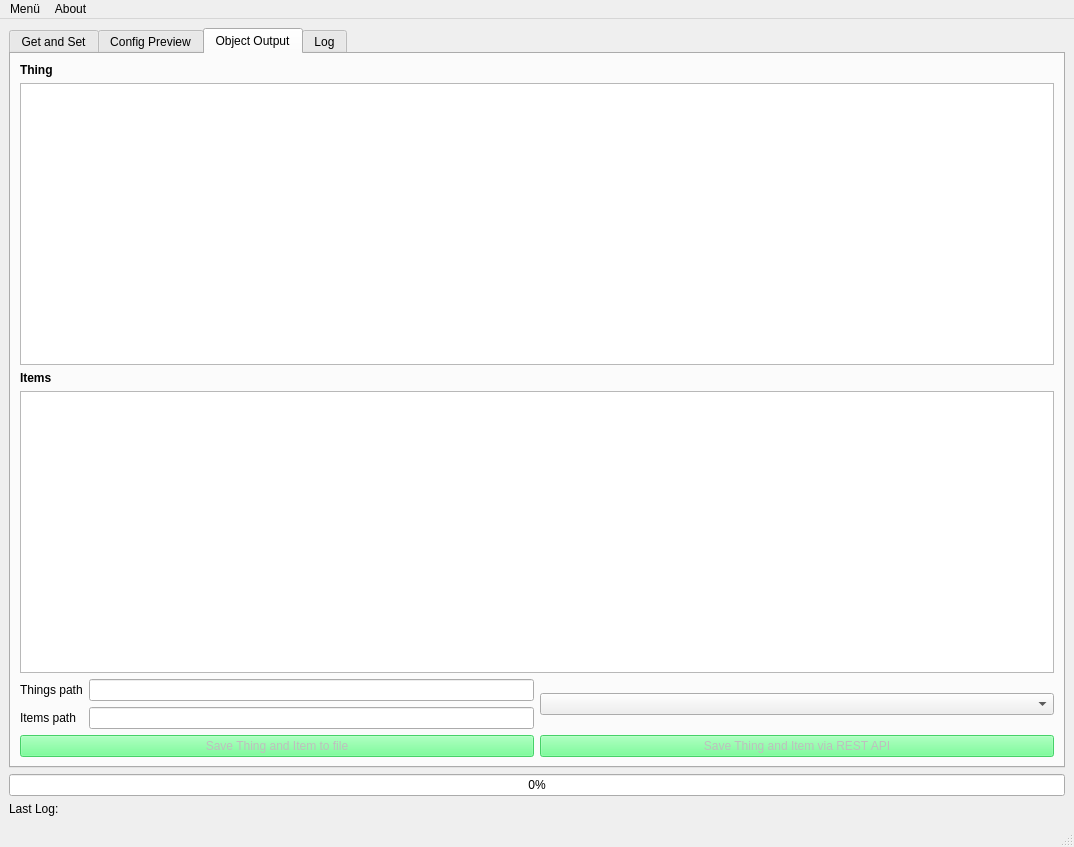
This is tasmohabUI.ui in Gifford47/tasmohab as Qt 5 draws it before an edit. The edited form follows.
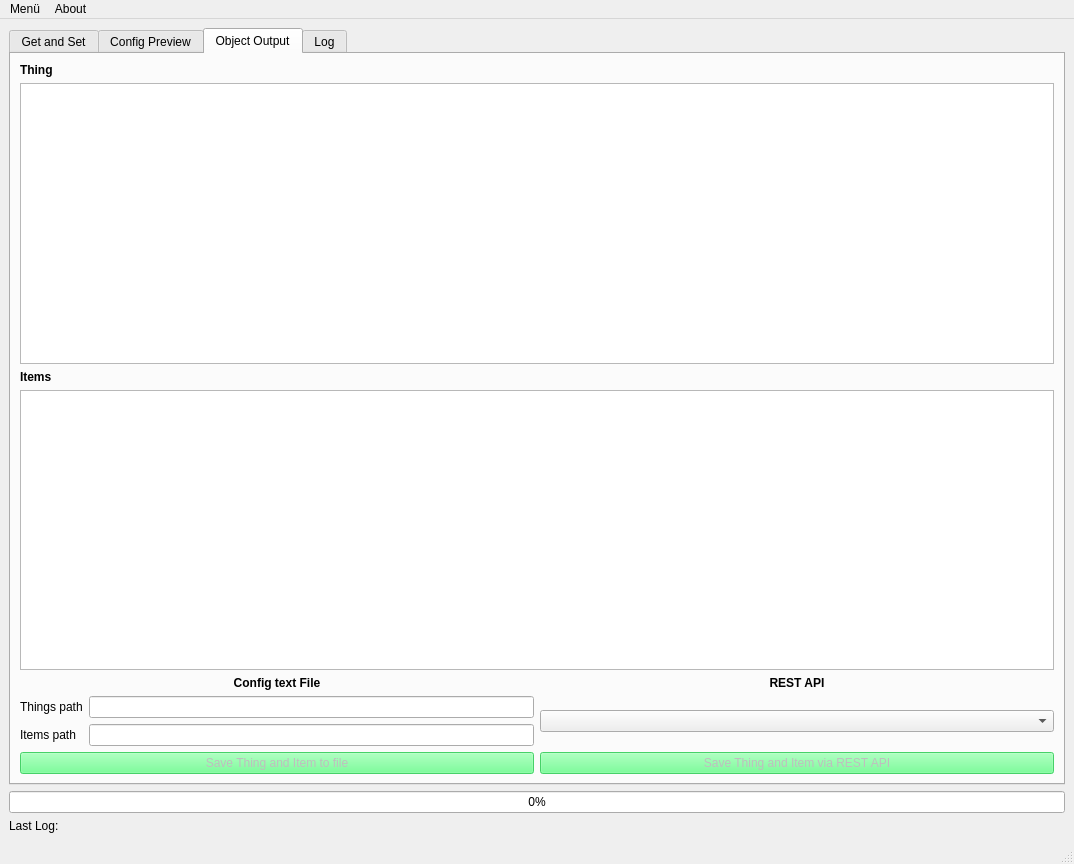
This is the edited form. The open tabs and pages were chosen to show the change. Icons and pictures are not drawn.

Patch:
```diff
--- a/tasmohabUI.ui
+++ b/tasmohabUI.ui
@@ -7,7 +7,7 @@
     <x>0</x>
     <y>0</y>
     <width>1074</width>
-    <height>847</height>
+    <height>864</height>
    </rect>
   </property>
   <property name="windowTitle">
@@ -569,7 +569,7 @@
        <layout class="QGridLayout" name="gridLayout_14">
         <item row="2" column="0">
          <layout class="QGridLayout" name="gridLayout_16">
-          <item row="3" column="1">
+          <item row="4" column="1">
            <widget class="QPushButton" name="btn_save_final_via_rest">
             <property name="enabled">
              <bool>false</bool>
@@ -582,7 +582,10 @@
             </property>
            </widget>
           </item>
-          <item row="3" column="0">
+          <item row="1" column="1">
+           <widget class="QComboBox" name="cmb_oh_ips"/>
+          </item>
+          <item row="4" column="0">
            <widget class="QPushButton" name="btn_save_final_to_file">
             <property name="enabled">
              <bool>false</bool>
@@ -595,19 +598,9 @@
             </property>
            </widget>
           </item>
-          <item row="0" column="1">
-           <widget class="QComboBox" name="cmb_oh_ips"/>
-          </item>
-          <item row="0" column="0">
+          <item row="1" column="0">
            <layout class="QGridLayout" name="gridLayout_18">
-            <item row="0" column="0">
-             <widget class="QLabel" name="lbl_thing_file">
-              <property name="text">
-               <string>Things path</string>
-              </property>
-             </widget>
-            </item>
-            <item row="0" column="1">
+            <item row="1" column="1">
              <widget class="QLineEdit" name="txt_thing_file">
               <property name="sizePolicy">
                <sizepolicy hsizetype="Minimum" vsizetype="Fixed">
@@ -618,6 +611,23 @@
              </widget>
             </item>
             <item row="1" column="0">
+             <widget class="QLabel" name="lbl_thing_file">
+              <property name="text">
+               <string>Things path</string>
+              </property>
+             </widget>
+            </item>
+            <item row="2" column="1">
+             <widget class="QLineEdit" name="txt_item_file">
+              <property name="sizePolicy">
+               <sizepolicy hsizetype="Minimum" vsizetype="Fixed">
+                <horstretch>0</horstretch>
+                <verstretch>0</verstretch>
+               </sizepolicy>
+              </property>
+             </widget>
+            </item>
+            <item row="2" column="0">
              <widget class="QLabel" name="lbl_item_file">
               <property name="sizePolicy">
                <sizepolicy hsizetype="Fixed" vsizetype="Preferred">
@@ -630,18 +640,40 @@
               </property>
              </widget>
             </item>
-            <item row="1" column="1">
-             <widget class="QLineEdit" name="txt_item_file">
-              <property name="sizePolicy">
-               <sizepolicy hsizetype="Minimum" vsizetype="Fixed">
-                <horstretch>0</horstretch>
-                <verstretch>0</verstretch>
-               </sizepolicy>
-              </property>
-             </widget>
-            </item>
            </layout>
           </item>
+          <item row="0" column="1">
+           <widget class="QLabel" name="label_13">
+            <property name="font">
+             <font>
+              <weight>75</weight>
+              <bold>true</bold>
+             </font>
+            </property>
+            <property name="text">
+             <string>REST API</string>
+            </property>
+            <property name="alignment">
+             <set>Qt::AlignCenter</set>
+            </property>
+           </widget>
+          </item>
+          <item row="0" column="0">
+           <widget class="QLabel" name="label_12">
+            <property name="font">
+             <font>
+              <weight>75</weight>
+              <bold>true</bold>
+             </font>
+            </property>
+            <property name="text">
+             <string>Config text File</string>
+            </property>
+            <property name="alignment">
+             <set>Qt::AlignCenter</set>
+            </property>
+           </widget>
+          </item>
          </layout>
         </item>
         <item row="0" column="0">
```
Left out of the diff: 46 changed lines with no effect on the pictures.
